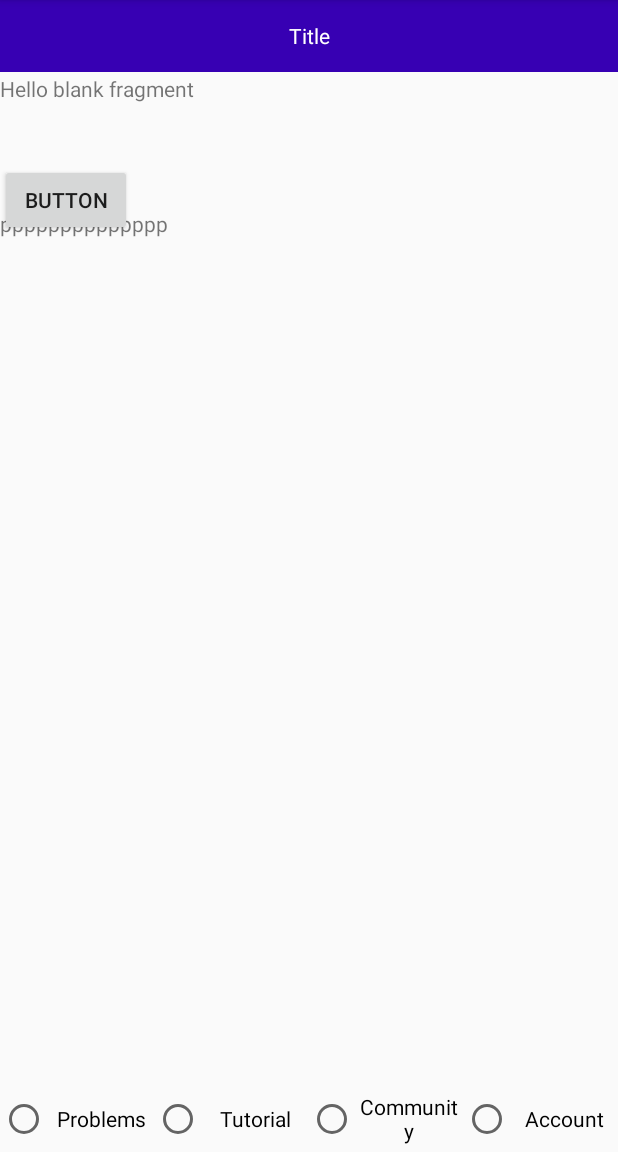
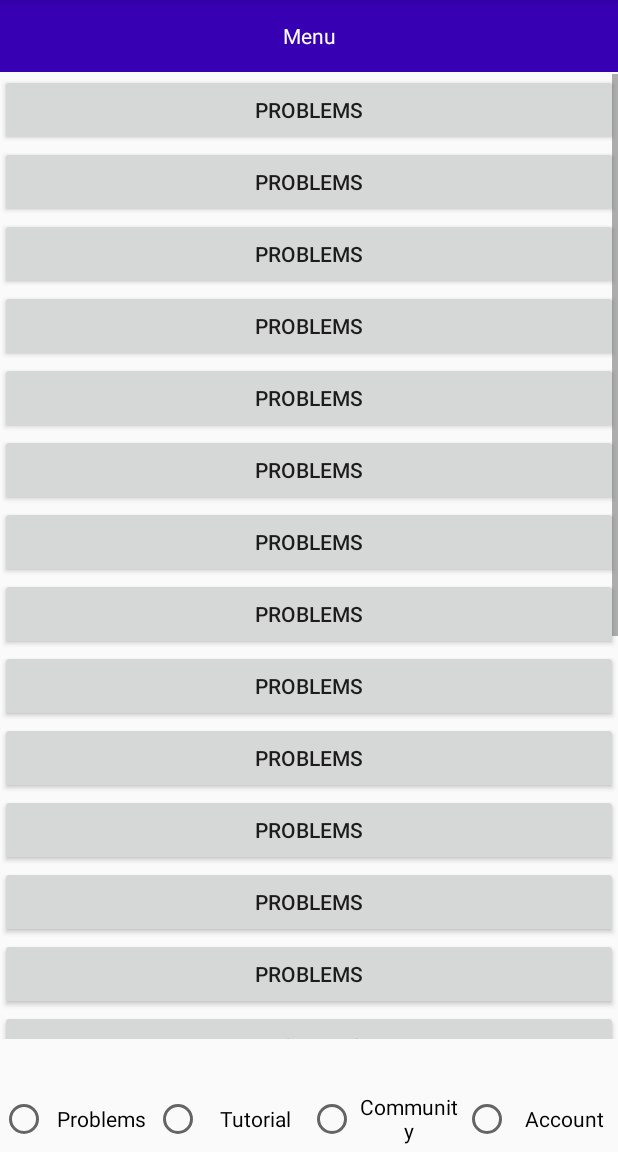
Before and after one commit to Bazoka13/summer2020-work-, an Android app: the MenuActivity screen opened directly, with no data from a screen before it, on a phone screen of 412 x 824 dp, the part 84-1236 px from its top. Run offline under Robolectric (Android 15) with nearby library versions, the phone set to English and light mode, and no system bars.

Commit message:
Update Problem

```diff
--- a/OJ4thinhand/app/src/main/res/layout/activity_menu.xml
+++ b/OJ4thinhand/app/src/main/res/layout/activity_menu.xml
@@ -13,20 +13,20 @@
         app:layout_constraintStart_toStartOf="parent"
         app:layout_constraintTop_toTopOf="parent">
 
-        <androidx.appcompat.widget.Toolbar xmlns:toolbar="http://schemas.android.com/apk/res-auto"
+        <androidx.appcompat.widget.Toolbar
             android:id="@+id/index_title_tb"
             android:layout_width="match_parent"
             android:layout_height="48dp"
             android:background="@color/colorPrimaryDark"
-            toolbar:popupTheme="@style/ThemeOverlay.AppCompat.Light"
-            toolbar:theme="@style/ThemeOverlay.AppCompat.Dark.ActionBar">
+            app:popupTheme="@style/ThemeOverlay.AppCompat.Light"
+            app:theme="@style/ThemeOverlay.AppCompat.Dark.ActionBar">
 
             <TextView
                 android:id="@+id/index_title_tv"
                 android:layout_width="wrap_content"
                 android:layout_height="wrap_content"
                 android:layout_gravity="center"
-                android:text="@string/title"
+                android:text="@string/menu"
                 android:textColor="#ffffff" />
         </androidx.appcompat.widget.Toolbar>
 
--- a/OJ4thinhand/app/src/main/res/layout/fragment_problem.xml
+++ b/OJ4thinhand/app/src/main/res/layout/fragment_problem.xml
@@ -6,34 +6,134 @@
     tools:context=".ProblemFragment">
 
     <!-- TODO: Update blank fragment layout -->
-    <TextView
-        android:layout_width="match_parent"
-        android:layout_height="match_parent"
-        android:text="@string/hello_blank_fragment" />
 
-    <Button
-        android:id="@+id/button"
-        android:layout_width="wrap_content"
-        android:layout_height="wrap_content"
-        android:text="Button"
-        android:layout_marginTop="60dp"/>
 
     <ScrollView
         android:layout_width="match_parent"
-        android:layout_height="671dp"
-        android:layout_marginTop="60dp">
+        android:layout_height="match_parent"
+
+        android:layout_marginBottom="30dp">
 
         <LinearLayout
             android:id="@+id/testuse"
             android:layout_width="match_parent"
             android:layout_height="wrap_content"
-            android:layout_marginTop="30dp"
             android:orientation="vertical">
 
-            <TextView
+            <Button
                 android:layout_width="match_parent"
                 android:layout_height="wrap_content"
-                android:text="@string/problemset" />
+                android:text="@string/problems" />
+
+            <Button
+                android:layout_width="match_parent"
+                android:layout_height="wrap_content"
+                android:text="@string/problems" />
+
+            <Button
+                android:layout_width="match_parent"
+                android:layout_height="wrap_content"
+                android:text="@string/problems" />
+
+            <Button
+                android:layout_width="match_parent"
+                android:layout_height="wrap_content"
+                android:text="@string/problems" />
+
+            <Button
+                android:layout_width="match_parent"
+                android:layout_height="wrap_content"
+                android:text="@string/problems" />
+
+            <Button
+                android:layout_width="match_parent"
+                android:layout_height="wrap_content"
+                android:text="@string/problems" />
+
+            <Button
+                android:layout_width="match_parent"
+                android:layout_height="wrap_content"
+                android:text="@string/problems" />
+
+            <Button
+                android:layout_width="match_parent"
+                android:layout_height="wrap_content"
+                android:text="@string/problems" />
+
+            <Button
+                android:layout_width="match_parent"
+                android:layout_height="wrap_content"
+                android:text="@string/problems" />
+
+            <Button
+                android:layout_width="match_parent"
+                android:layout_height="wrap_content"
+                android:text="@string/problems" />
+
+            <Button
+                android:layout_width="match_parent"
+                android:layout_height="wrap_content"
+                android:text="@string/problems" />
+
+            <Button
+                android:layout_width="match_parent"
+                android:layout_height="wrap_content"
+                android:text="@string/problems" />
+
+            <Button
+                android:layout_width="match_parent"
+                android:layout_height="wrap_content"
+                android:text="@string/problems" />
+
+            <Button
+                android:layout_width="match_parent"
+                android:layout_height="wrap_content"
+                android:text="@string/problems" />
+
+            <Button
+                android:layout_width="match_parent"
+                android:layout_height="wrap_content"
+                android:text="@string/problems" />
+
+            <Button
+                android:layout_width="match_parent"
+                android:layout_height="wrap_content"
+                android:text="@string/problems" />
+
+            <Button
+                android:layout_width="match_parent"
+                android:layout_height="wrap_content"
+                android:text="@string/problems" />
+
+            <Button
+                android:layout_width="match_parent"
+                android:layout_height="wrap_content"
+                android:text="@string/problems" />
+
+            <Button
+                android:layout_width="match_parent"
+                android:layout_height="wrap_content"
+                android:text="@string/problems" />
+
+            <Button
+                android:layout_width="match_parent"
+                android:layout_height="wrap_content"
+                android:text="@string/problems" />
+
+            <Button
+                android:layout_width="match_parent"
+                android:layout_height="wrap_content"
+                android:text="@string/problems" />
+
+            <Button
+                android:layout_width="match_parent"
+                android:layout_height="wrap_content"
+                android:text="@string/problems" />
+
+            <Button
+                android:layout_width="match_parent"
+                android:layout_height="wrap_content"
+                android:text="@string/problems" />
         </LinearLayout>
     </ScrollView>
 
--- a/OJ4thinhand/app/src/main/res/values/strings.xml
+++ b/OJ4thinhand/app/src/main/res/values/strings.xml
@@ -13,6 +13,7 @@
     <string name="title_activity_login">LoginActivity</string>
     <string name="prompt_email">Email</string>
     <string name="prompt_password">Password</string>
+    <string name="menu">Menu</string>
     <string name="action_sign_in">Sign in or register</string>
     <string name="action_sign_in_short">Sign in</string>
     <string name="invalid_username">Not a valid username</string>
```
